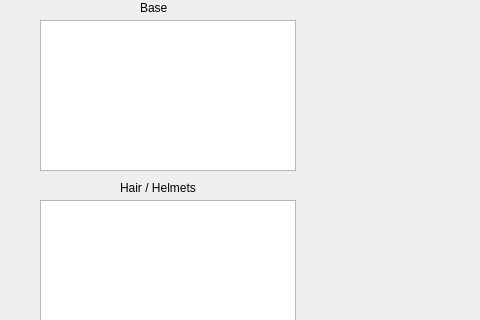
This is SkinUI.ui in jaysstewart/MinecraftSkinMaker as Qt 5 draws it before an edit; both pictures show x 0 to 480 and y 0 to 320 of the 1141 by 892 pixel window. The edited form follows.
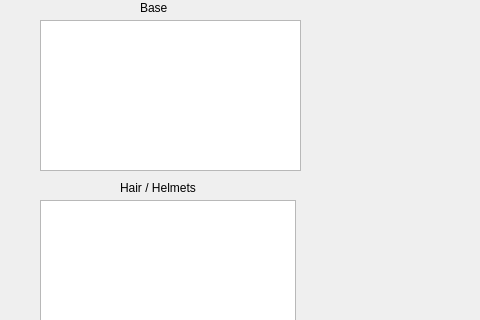
This is the edited form.

Commit message: compile button now calls recompile method. Working on displaying array elements in QTableWidget

```diff
--- a/SkinUI.ui
+++ b/SkinUI.ui
@@ -14,16 +14,6 @@
    <string>MainWindow</string>
   </property>
   <widget class="QWidget" name="centralwidget">
-   <widget class="QTableView" name="tableView">
-    <property name="geometry">
-     <rect>
-      <x>40</x>
-      <y>20</y>
-      <width>256</width>
-      <height>151</height>
-     </rect>
-    </property>
-   </widget>
    <widget class="QTableView" name="tableView_2">
     <property name="geometry">
      <rect>
@@ -191,6 +181,16 @@
      <string>Move Down</string>
     </property>
    </widget>
+   <widget class="QTableWidget" name="baseTable">
+    <property name="geometry">
+     <rect>
+      <x>40</x>
+      <y>20</y>
+      <width>261</width>
+      <height>151</height>
+     </rect>
+    </property>
+   </widget>
   </widget>
   <widget class="QMenuBar" name="menubar">
    <property name="geometry">
```
The commit also changes 3 other files.
